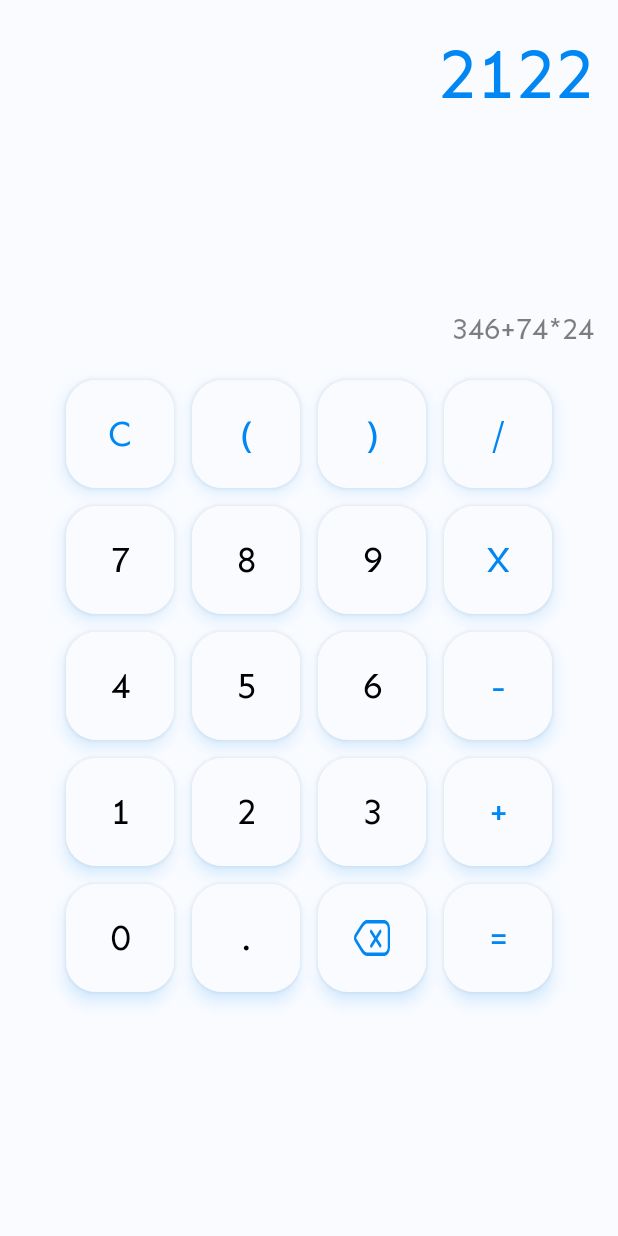
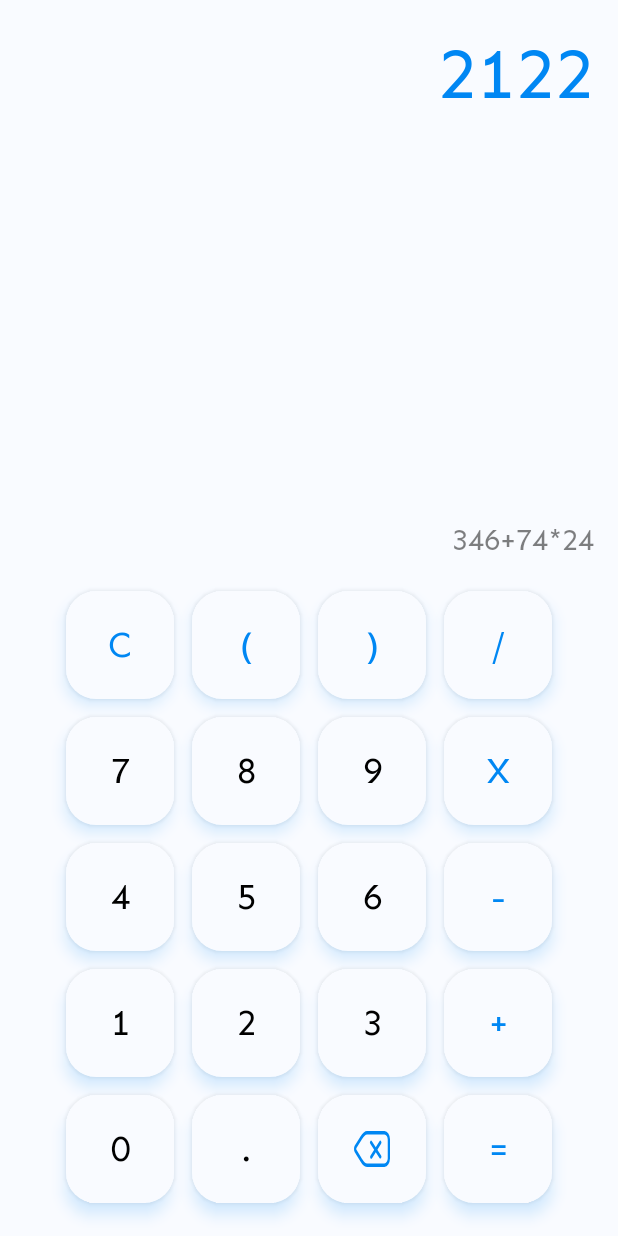
Before and after one commit to abdosharaf9/Calculator, an Android app: the layout activity_main.xml on its own in the app's theme, with its tools: preview values and no code run, on a phone screen of 412 x 824 dp. Run offline under Robolectric (Android 15) with nearby library versions, the phone set to English and light mode, and no system bars.

Commit message:
Enhance functionality 2 & Update UI

```diff
--- a/app/src/main/res/layout/activity_main.xml
+++ b/app/src/main/res/layout/activity_main.xml
@@ -52,30 +52,24 @@
             android:gravity="end"
             android:maxLength="120"
             android:layout_marginBottom="16dp"
-            app:layout_constraintBottom_toTopOf="@id/guideline3"
+            app:layout_constraintBottom_toTopOf="@id/buttons"
             app:layout_constraintEnd_toStartOf="@+id/guideline2"
             app:layout_constraintHorizontal_bias="1.0"
             app:layout_constraintStart_toStartOf="@+id/guideline"
             app:layout_constraintVertical_bias="0.0"
             tools:text="346+74*24" />
 
-        <androidx.constraintlayout.widget.Guideline
-            android:id="@+id/guideline3"
-            android:layout_width="wrap_content"
+        <LinearLayout
+            android:id="@+id/buttons"
+            android:layout_width="0dp"
             android:layout_height="wrap_content"
-            android:orientation="horizontal"
-            app:layout_constraintGuide_percent="0.3" />
-
-        <LinearLayout
-            android:layout_width="0dp"
-            android:layout_height="0dp"
             android:clipToPadding="false"
             android:clipChildren="false"
+            android:layout_marginBottom="16dp"
             android:orientation="vertical"
             app:layout_constraintBottom_toBottomOf="parent"
             app:layout_constraintEnd_toEndOf="@id/guideline2"
-            app:layout_constraintStart_toStartOf="@+id/guideline"
-            app:layout_constraintTop_toBottomOf="@id/guideline3">
+            app:layout_constraintStart_toStartOf="@+id/guideline">
 
             <LinearLayout
                 android:layout_width="match_parent"
--- a/app/src/main/res/values/colors.xml
+++ b/app/src/main/res/values/colors.xml
@@ -3,6 +3,7 @@
     <color name="black">#FF000000</color>
     <color name="white">#FFFFFFFF</color>
     <color name="mainColor">#0087F3</color>
+    <color name="rippleColor">#200087F3</color>
     <color name="mainTextColor">#0087F3</color>
     <color name="SecondaryTextColor">#80000000</color>
     <color name="shadow_color">#FFFFFF</color>
--- a/app/src/main/res/values/styles.xml
+++ b/app/src/main/res/values/styles.xml
@@ -12,6 +12,7 @@
         <item name="backgroundTint">#F9FBFF</item>
         <item name="android:elevation">10dp</item>
         <item name="android:textSize">@dimen/mainTextSize</item>
+        <item name="rippleColor">@color/rippleColor</item>
     </style>
 
     <style name="digitButton" parent="button">
```
